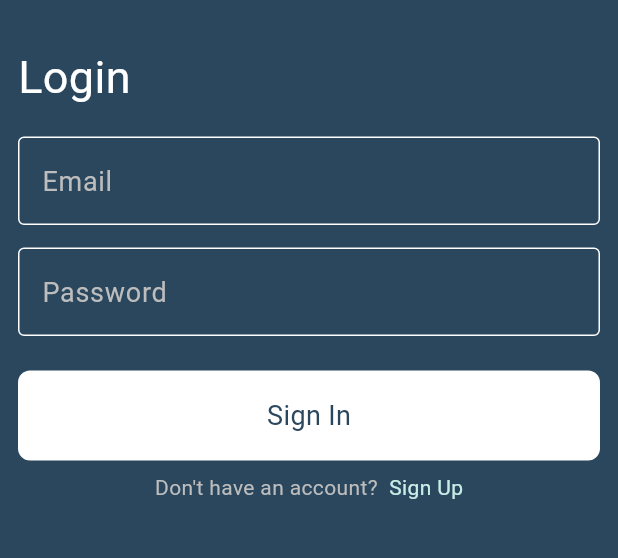
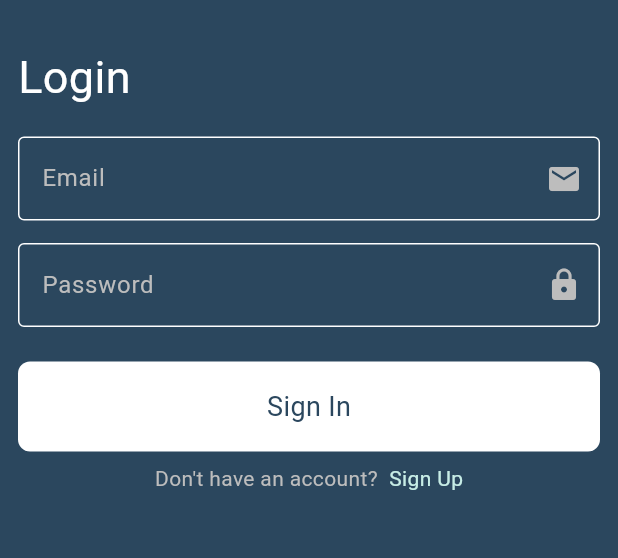
Before and after one commit to Kerolos-Morcos/Chat-App, a Flutter app: the screen it shows after launch, on a phone screen of 412 x 824 dp, the part 285-843 px from its top. Run offline on Flutter 3.47's test engine with Material 3 defaults, Android fonts, the phone set to English and light mode, and no system bars; drawn by our look-alikes of modal_progress_hud_nsn; our stand-ins replace cloud_firestore, firebase_auth, firebase_core; accounts and stored records are empty.

Commit message:
Added Username, Message Created Time, Username Field and Other Enhancements

```diff
--- a/lib/constants.dart
+++ b/lib/constants.dart
@@ -3,7 +3,7 @@ import 'package:flutter/material.dart';
 const kPrimaryColor = Color(0xff2B475E);
 const kSecondaryColor = Color(0xff006D84);
 const kLogo = 'assets/images/scholar.png';
-const kMessagesCollections = 'messages';
-const kMessageDocumentBody = 'body';
-const kMessageDocumentCreatedAt = 'createdAt';
+const kMessagesCollection = 'messages';
+const kMessageBody = 'body';
+const kMessageTime = 'createdAt';
 const kUserID = 'id';
--- a/lib/helper/route_animation.dart
+++ b/lib/helper/route_animation.dart
@@ -53,10 +53,10 @@ void routeAnimationLogin(BuildContext context) {
   );
 }
 
-void routeAnimationChat(BuildContext context, String? email) {
+void routeAnimationChat(BuildContext context, String? email, String? username) {
   Navigator.of(context).push(
     PageRouteBuilder(
-      settings: RouteSettings(name: '/chatPage', arguments: email),
+      settings: RouteSettings(name: '/chatPage', arguments: {'email': email, 'username': username}),
       pageBuilder: (context, animation, secondaryAnimation) => ChatPage(),
       transitionsBuilder: (context, animation, secondaryAnimation, child) {
         var begin = 0.0;
--- a/lib/main.dart
+++ b/lib/main.dart
@@ -20,12 +20,12 @@ class ChatApp extends StatelessWidget {
   Widget build(BuildContext context) {
     return MaterialApp(
       routes: {
-        "LoginPage": (context) => const LoginPage(),
+        LoginPage.id: (context) => const LoginPage(),
         RegisterPage.id: (context) => const RegisterPage(),
         ChatPage.id: (context) => ChatPage(),
       },
+      initialRoute: LoginPage.id,
       debugShowCheckedModeBanner: false,
-      initialRoute: 'LoginPage',
     );
   }
 }
--- a/lib/pages/login_page.dart
+++ b/lib/pages/login_page.dart
@@ -10,15 +10,16 @@ import 'package:modal_progress_hud_nsn/modal_progress_hud_nsn.dart';
 // ignore: must_be_immutable
 class LoginPage extends StatefulWidget {
   const LoginPage({super.key});
-
+  static String id = 'LoginPage';
   @override
   State<LoginPage> createState() => _LoginPageState();
 }
 
 class _LoginPageState extends State<LoginPage> {
-  String? email, password;
+  late String email, password;
   bool isLoading = false;
   GlobalKey<FormState> formKey = GlobalKey();
+  late UserCredential userCredential;
   @override
   Widget build(BuildContext context) {
     return ModalProgressHUD(
@@ -73,16 +74,21 @@ class _LoginPageState extends State<LoginPage> {
                   onChanged: (value) {
                     email = value;
                   },
+                  icon: Icons.email,
+                  transparentColor: Colors.transparent,
+                  clickSound: false,
                 ),
                 const SizedBox(
                   height: 15,
                 ),
                 CustomTextFormField(
-                  obscureText: true,
                   hintText: "Password",
                   onChanged: (value) {
                     password = value;
                   },
+                  icon: Icons.lock,
+                  obscureText: true,
+                  afterPressIcon: Icons.lock_open_outlined,
                 ),
                 const SizedBox(
                   height: 23,
@@ -95,36 +101,20 @@ class _LoginPageState extends State<LoginPage> {
                         isLoading = true;
                       });
                       try {
-                        await userLogin();
+                        await loginUser();
+                        var username = userCredential.user!.displayName;
                         showSnackBar(
                           context,
-                          'Login Successfully !',
+                          'Successfully Logged as $username !',
                           backgroundColor: Colors.green,
                         );
                         Future.delayed(
                           const Duration(seconds: 0),
                           () {
-                            routeAnimationChat(context, email);
+                            routeAnimationChat(context, email, username);
                           },
                         );
                       }
-                      // on FirebaseAuthException catch (e) {
-                      //   if (e.code == 'user-not-found') {
-                      //     print("User not found");
-                      //     showSnackBar(
-                      //       context,
-                      //       'No user found for that email.',
-                      //       backgroundColor: Colors.red,
-                      //     );
-                      //   } else if (e.code == 'wrong-password') {
-                      //     print("Wrong password");
-                      //     showSnackBar(
-                      //       context,
-                      //       'Wrong password provided for that user.',
-                      //       backgroundColor: Colors.red,
-                      //     );
-                      //   }
-                      // }
                       catch (e) {
                         print("Error occurred: $e");
                         showSnackBar(
@@ -155,7 +145,6 @@ class _LoginPageState extends State<LoginPage> {
                     GestureDetector(
                       onTap: () {
                         routeAnimationLogin(context);
-                        // Navigator.pushNamed(context, RegisterPage.id);
                       },
                       child: const Text(
                         ' Sign Up',
@@ -176,13 +165,11 @@ class _LoginPageState extends State<LoginPage> {
 
 
 // Methods
-  Future<void> userLogin() async {
-    // ignore: unused_local_variable
-    UserCredential userCredential =
-        await FirebaseAuth.instance.signInWithEmailAndPassword(
-      email: email!,
-      password: password!,
-    );
+  Future<UserCredential> loginUser() async {
+    var auth = FirebaseAuth.instance;
+    userCredential = await auth.signInWithEmailAndPassword(
+        email: email, password: password);
+    return userCredential;
   }
 
   }
--- a/lib/widgets/custom_text_field.dart
+++ b/lib/widgets/custom_text_field.dart
@@ -1,50 +1,91 @@
 import 'package:flutter/material.dart';
 
 // ignore: must_be_immutable
-class CustomTextFormField extends StatelessWidget {
-  final String? hintText;
-  final bool? obscureText;
-  CustomTextFormField({super.key, this.hintText, this.onChanged, this.obscureText = false});
+class CustomTextFormField extends StatefulWidget {
+  CustomTextFormField({
+    super.key,
+    required this.hintText,
+    required this.icon,
+    this.afterPressIcon,
+    this.obscureText,
+    this.transparentColor,
+    this.clickSound,
+    this.onChanged,
+  });
+  String hintText;
+  IconData icon;
+  IconData? afterPressIcon;
+  bool? obscureText;
+  Color? transparentColor;
+  bool? clickSound;
   Function(String)? onChanged;
+  @override
+  State<CustomTextFormField> createState() => _CustomTextFormFieldState();
+}
+
+class _CustomTextFormFieldState extends State<CustomTextFormField> {
   @override
   Widget build(BuildContext context) {
     return TextFormField(
-      obscureText: obscureText!,
-      validator: (value) {
-        if (value!.isEmpty) {
-          return "Field is required !";
+      // ignore: body_might_complete_normally_nullable
+      validator: (value){
+        if (value == null || value.isEmpty) {
+          return 'Field is required !';
         }
       },
-      cursorColor: Colors.white,
-      style: const TextStyle(color: Colors.white),
-      onChanged: onChanged,
+      onChanged: widget.onChanged,
+      style: TextStyle(
+        color: Colors.grey.shade100,
+      ),
+      obscureText: widget.obscureText ?? false,
       decoration: InputDecoration(
-        hintText: hintText,
-        hintStyle: TextStyle(
-          color: Colors.grey[400]!,
-          fontSize: 18,
-        ),
+        fillColor: Colors.white,
         enabledBorder: const OutlineInputBorder(
           borderSide: BorderSide(
             color: Colors.white,
           ),
         ),
         focusedBorder: const OutlineInputBorder(
-          borderSide: BorderSide(
-            color: Colors.white,
-          ),
+          borderSide: BorderSide(color: Colors.white),
         ),
         errorBorder: const OutlineInputBorder(
-          borderSide: BorderSide(
-            color: Colors.red,
+          borderSide: BorderSide(color: Colors.red),
+        ),
+        border: const OutlineInputBorder(
+          borderSide: BorderSide(color: Colors.white),
+        ),
+        hintText: widget.hintText,
+        hintStyle: TextStyle(color: Colors.grey.shade400),
+        suffixIcon: IconButton(
+          splashColor: widget.transparentColor,
+          highlightColor: widget.transparentColor,
+          hoverColor: widget.transparentColor,
+          enableFeedback: widget.clickSound,
+          onPressed: toggleObscureText,
+          icon: Icon(
+            getIcon(),
+            color: Colors.grey.shade400,
           ),
-        ),
-        focusedErrorBorder: const OutlineInputBorder(
-          borderSide: BorderSide(
-            color: Colors.red,
-          ),
+          color: Colors.grey.shade400,
         ),
       ),
+      cursorColor: Colors.grey.shade400,
     );
   }
+
+  IconData getIcon() {
+    if (widget.obscureText == true) {
+      return widget.icon;
+    } else {
+      return widget.afterPressIcon ?? widget.icon;
+    }
+  }
+
+  void toggleObscureText() {
+    setState(() {
+      if (widget.obscureText != null) {
+        widget.obscureText = !widget.obscureText!;
+      }
+    });
+  }
 }
```
Also changed, not shown: lib/helper/show_user_name.dart (added, +14 -0 lines), lib/models/messages.dart (+17 -6 lines), lib/pages/chat_page.dart (+33 -44 lines), lib/pages/register_page.dart (+41 -15 lines), lib/widgets/custom_chat_bubble.dart (+43 -17 lines).
